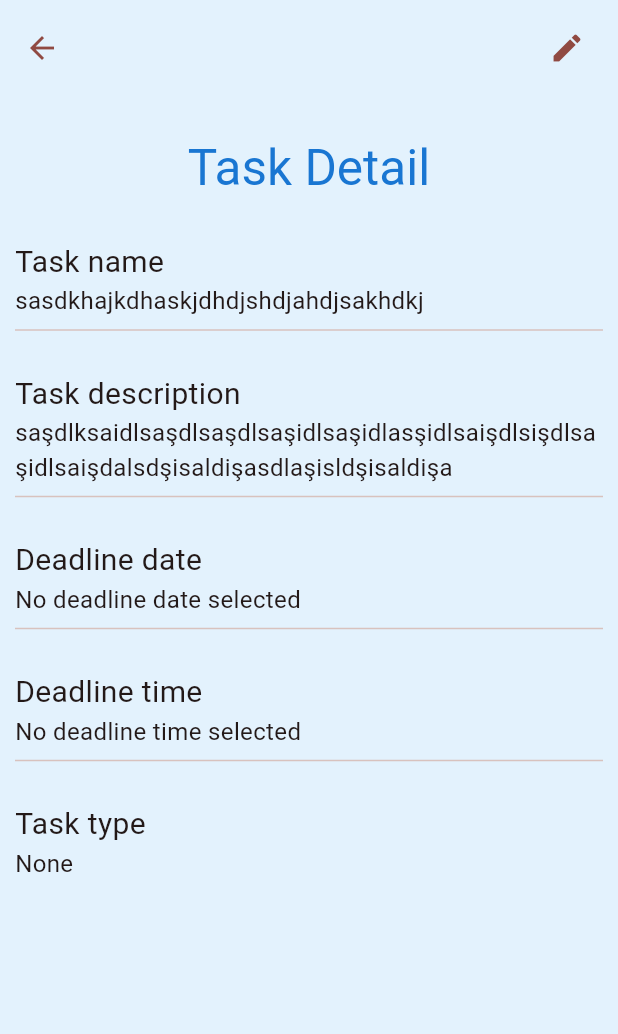
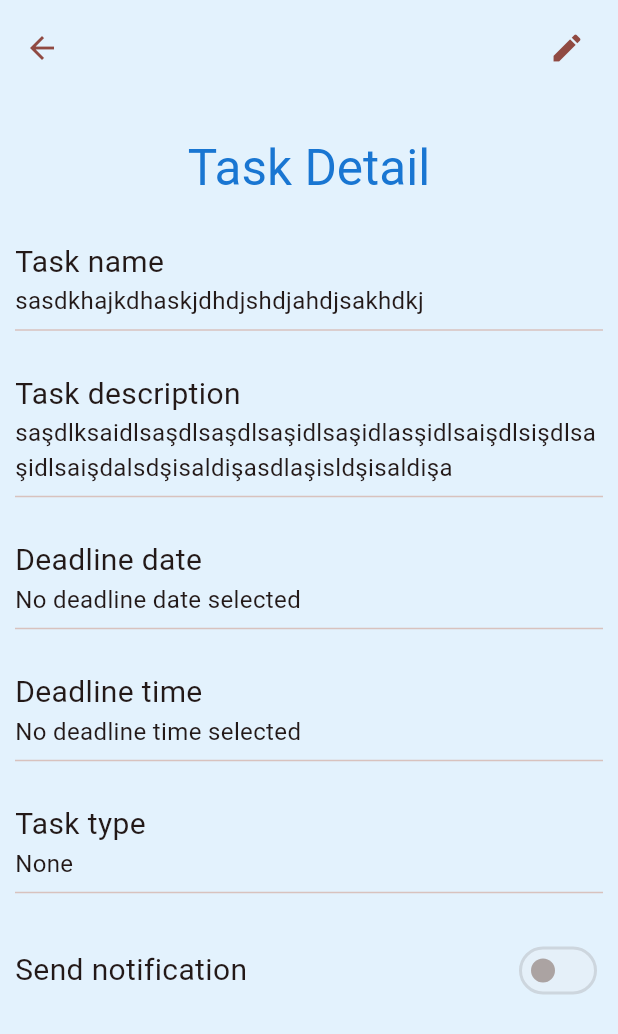
Before and after one commit to aliosmansahin/flutter-todolist, a Flutter app: the TaskDetail screen opened directly, on a phone screen of 412 x 824 dp. Shown: the top 1034 px of the screen. Run offline on Flutter 3.47's test engine with Material 3 defaults, Android fonts, the phone set to English and light mode, and no system bars.

Commit message:
Modified task detail page
Signed-off-by: aliosmansahin <aliosmsahin01@gmail.com>

```diff
--- a/lib/taskdetail.dart
+++ b/lib/taskdetail.dart
@@ -100,6 +100,18 @@ class _TaskDetailState extends State<TaskDetail> {
                   child: Text("Task type", style: TextStyle(fontSize: 20)),
                 ),
                 Text("None", style: TextStyle(fontSize: 16)),
+                Divider(),
+                //Notifications
+                Padding(
+                  padding: const EdgeInsets.only(top: 20),
+                  child: Row(
+                    mainAxisAlignment: MainAxisAlignment.spaceBetween,
+                    children: [
+                      Text("Send notification", style: TextStyle(fontSize: 20)),
+                      Switch(value: false, onChanged: null),
+                    ],
+                  ),
+                ),
               ]),
             ),
           ),
```
